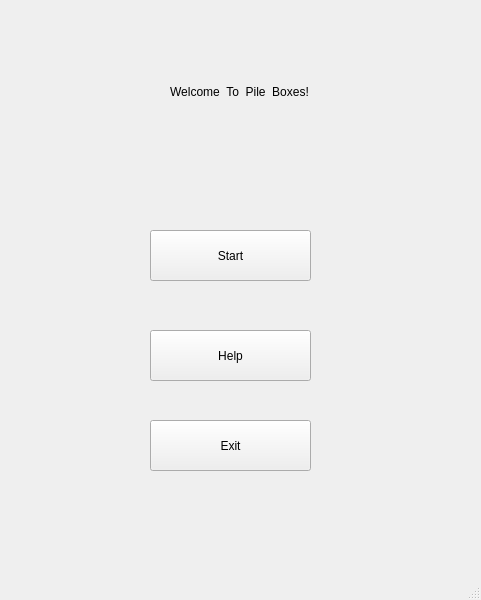
The window that mainwindow.ui (QuadrantQuartet/PileBox) describes before a commit, drawn with Qt 5.
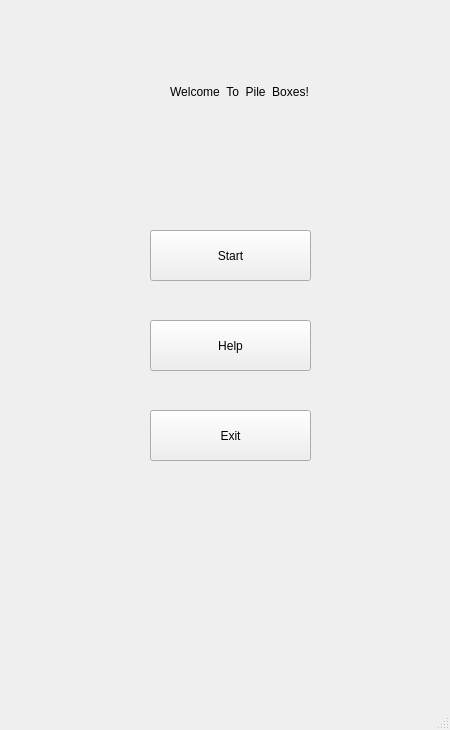
The same window after the commit.

Patch:
```diff
--- a/mainwindow.ui
+++ b/mainwindow.ui
@@ -6,8 +6,8 @@
    <rect>
     <x>0</x>
     <y>0</y>
-    <width>481</width>
-    <height>600</height>
+    <width>450</width>
+    <height>730</height>
    </rect>
   </property>
   <property name="windowTitle">
@@ -18,7 +18,7 @@
     <property name="geometry">
      <rect>
       <x>150</x>
-      <y>420</y>
+      <y>410</y>
       <width>161</width>
       <height>51</height>
      </rect>
@@ -34,7 +34,7 @@
     <property name="geometry">
      <rect>
       <x>150</x>
-      <y>330</y>
+      <y>320</y>
       <width>161</width>
       <height>51</height>
      </rect>
```
Left out of the diff: 2 changed lines with no effect on the pictures.
